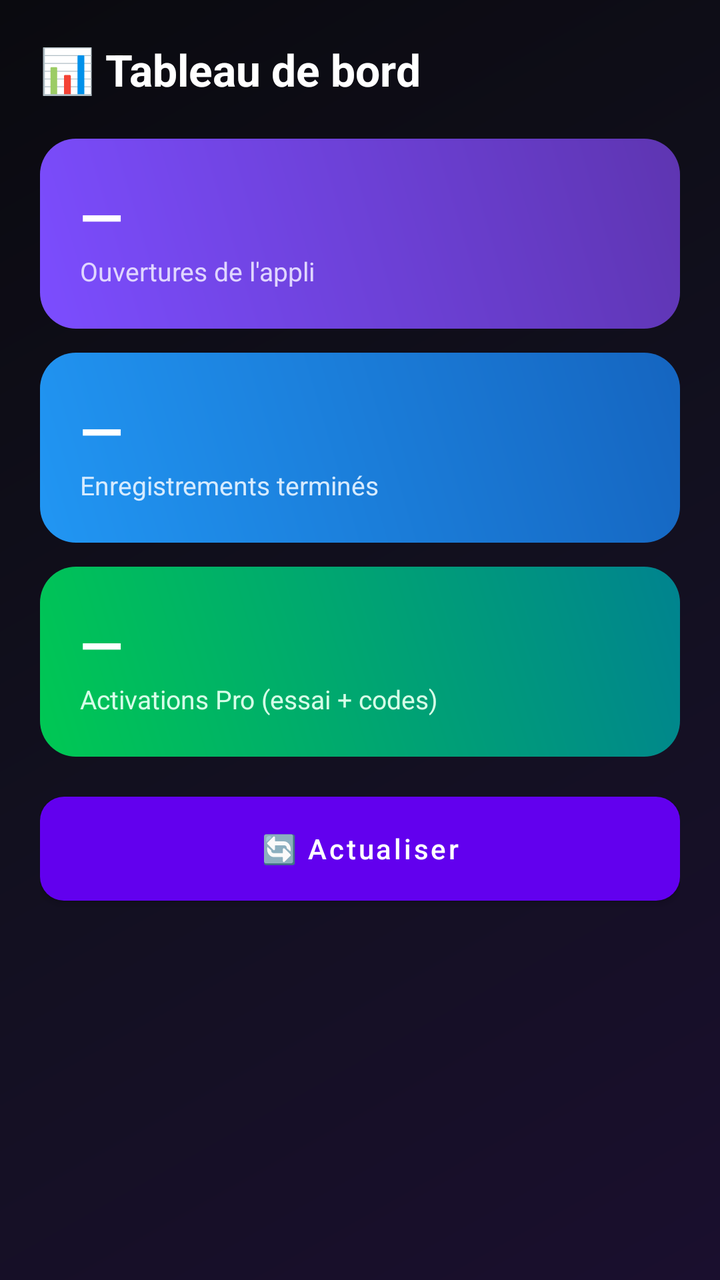
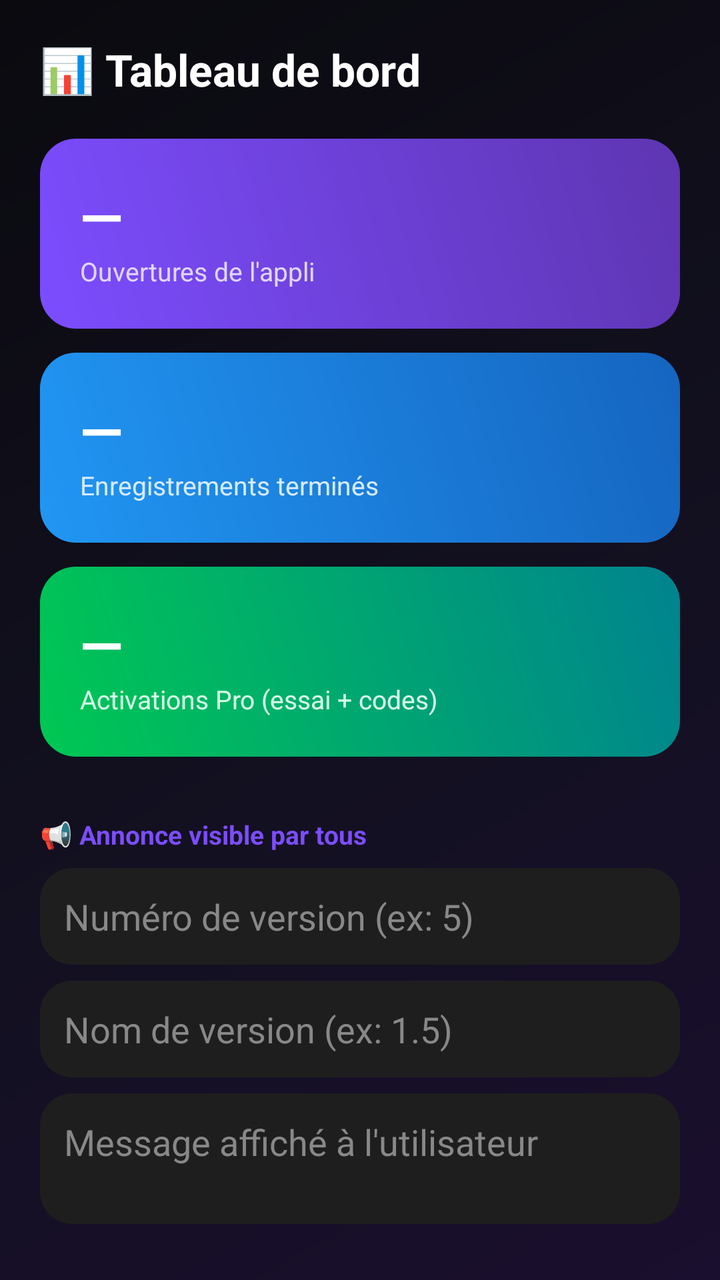

Screens rendered from an Android XML layout before and after an edit, with the pre-edit source and the edit as a unified diff.
<!-- AndroidManifest.xml: application theme Theme.ScreenRecorder -->
<!-- res/layout/activity_admin_dashboard.xml -->
<?xml version="1.0" encoding="utf-8"?>
<LinearLayout xmlns:android="http://schemas.android.com/apk/res/android"
    android:layout_width="match_parent"
    android:layout_height="match_parent"
    android:orientation="vertical"
    android:background="@drawable/bg_gradient_screen"
    android:padding="20dp">

    <TextView
        android:layout_width="wrap_content"
        android:layout_height="wrap_content"
        android:text="📊 Tableau de bord"
        android:textColor="#FFFFFF"
        android:textSize="22sp"
        android:textStyle="bold"
        android:layout_marginBottom="20dp" />

    <LinearLayout
        android:layout_width="match_parent"
        android:layout_height="wrap_content"
        android:orientation="vertical"
        android:background="@drawable/bg_stat_purple"
        android:padding="20dp"
        android:layout_marginBottom="12dp">

        <TextView
            android:id="@+id/opensValue"
            android:layout_width="wrap_content"
            android:layout_height="wrap_content"
            android:text="—"
            android:textColor="#FFFFFF"
            android:textSize="28sp"
            android:textStyle="bold" />

        <TextView
            android:layout_width="wrap_content"
            android:layout_height="wrap_content"
            android:text="Ouvertures de l'appli"
            android:textColor="#E0D6FF"
            android:textSize="13sp" />
    </LinearLayout>

    <LinearLayout
        android:layout_width="match_parent"
        android:layout_height="wrap_content"
        android:orientation="vertical"
        android:background="@drawable/bg_stat_blue"
        android:padding="20dp"
        android:layout_marginBottom="12dp">

        <TextView
            android:id="@+id/recordingsValue"
            android:layout_width="wrap_content"
            android:layout_height="wrap_content"
            android:text="—"
            android:textColor="#FFFFFF"
            android:textSize="28sp"
            android:textStyle="bold" />

        <TextView
            android:layout_width="wrap_content"
            android:layout_height="wrap_content"
            android:text="Enregistrements terminés"
            android:textColor="#D6EBFF"
            android:textSize="13sp" />
    </LinearLayout>

    <LinearLayout
        android:layout_width="match_parent"
        android:layout_height="wrap_content"
        android:orientation="vertical"
        android:background="@drawable/bg_stat_green"
        android:padding="20dp"
        android:layout_marginBottom="20dp">

        <TextView
            android:id="@+id/proValue"
            android:layout_width="wrap_content"
            android:layout_height="wrap_content"
            android:text="—"
            android:textColor="#FFFFFF"
            android:textSize="28sp"
            android:textStyle="bold" />

        <TextView
            android:layout_width="wrap_content"
            android:layout_height="wrap_content"
            android:text="Activations Pro (essai + codes)"
            android:textColor="#D6FFE8"
            android:textSize="13sp" />
    </LinearLayout>

    <Button
        android:id="@+id/refreshButton"
        android:layout_width="match_parent"
        android:layout_height="52dp"
        android:background="@drawable/bg_button_primary"
        android:textColor="#FFFFFF"
        android:textAllCaps="false"
        android:text="🔄 Actualiser" />

    <ProgressBar
        android:id="@+id/dashboardProgress"
        android:layout_width="wrap_content"
        android:layout_height="wrap_content"
        android:layout_gravity="center"
        android:layout_marginTop="20dp"
        android:visibility="gone" />

</LinearLayout>
<!-- resources referenced by this layout -->
<resources>
  <!-- drawable bg_button_primary (drawable) -->
  <?xml version="1.0" encoding="utf-8"?>
  <shape xmlns:android="http://schemas.android.com/apk/res/android" android:shape="rectangle">
      <solid android:color="#7C4DFF" />
      <corners android:radius="12dp" />
  </shape>
  <!-- drawable bg_gradient_screen (drawable) -->
  <?xml version="1.0" encoding="utf-8"?>
  <shape xmlns:android="http://schemas.android.com/apk/res/android" android:shape="rectangle">
      <gradient
          android:type="linear"
          android:angle="135"
          android:startColor="#1A0F2E"
          android:centerColor="#12101F"
          android:endColor="#0A0A0F" />
  </shape>
  <!-- drawable bg_stat_blue (drawable) -->
  <?xml version="1.0" encoding="utf-8"?>
  <shape xmlns:android="http://schemas.android.com/apk/res/android" android:shape="rectangle">
      <gradient android:type="linear" android:angle="45" android:startColor="#2196F3" android:endColor="#1565C0" />
      <corners android:radius="18dp" />
  </shape>
  <!-- drawable bg_stat_green (drawable) -->
  <?xml version="1.0" encoding="utf-8"?>
  <shape xmlns:android="http://schemas.android.com/apk/res/android" android:shape="rectangle">
      <gradient android:type="linear" android:angle="45" android:startColor="#00C853" android:endColor="#00838F" />
      <corners android:radius="18dp" />
  </shape>
  <!-- drawable bg_stat_purple (drawable) -->
  <?xml version="1.0" encoding="utf-8"?>
  <shape xmlns:android="http://schemas.android.com/apk/res/android" android:shape="rectangle">
      <gradient android:type="linear" android:angle="45" android:startColor="#7C4DFF" android:endColor="#5E35B1" />
      <corners android:radius="18dp" />
  </shape>
  <style name="Theme.ScreenRecorder" parent="Theme.MaterialComponents.DayNight.NoActionBar" />
</resources>

<!-- the commit's change to res/layout/activity_admin_dashboard.xml (unified diff, before → after) -->
@@ -90,6 +90,72 @@
             android:textSize="13sp" />
     </LinearLayout>
 
+<TextView
+        android:layout_width="wrap_content"
+        android:layout_height="wrap_content"
+        android:text="📢 Annonce visible par tous"
+        android:textColor="#7C4DFF"
+        android:textSize="13sp"
+        android:textStyle="bold"
+        android:layout_marginTop="10dp"
+        android:layout_marginBottom="8dp" />
+
+    <EditText
+        android:id="@+id/announcementVersionCodeInput"
+        android:layout_width="match_parent"
+        android:layout_height="wrap_content"
+        android:hint="Numéro de version (ex: 5)"
+        android:inputType="number"
+        android:textColor="#FFFFFF"
+        android:textColorHint="#888888"
+        android:background="@drawable/bg_card"
+        android:padding="12dp"
+        android:layout_marginBottom="8dp" />
+
+    <EditText
+        android:id="@+id/announcementVersionNameInput"
+        android:layout_width="match_parent"
+        android:layout_height="wrap_content"
+        android:hint="Nom de version (ex: 1.5)"
+        android:textColor="#FFFFFF"
+        android:textColorHint="#888888"
+        android:background="@drawable/bg_card"
+        android:padding="12dp"
+        android:layout_marginBottom="8dp" />
+
+    <EditText
+        android:id="@+id/announcementMessageInput"
+        android:layout_width="match_parent"
+        android:layout_height="wrap_content"
+        android:hint="Message affiché à l'utilisateur"
+        android:minLines="3"
+        android:gravity="top"
+        android:textColor="#FFFFFF"
+        android:textColorHint="#888888"
+        android:background="@drawable/bg_card"
+        android:padding="12dp"
+        android:layout_marginBottom="8dp" />
+
+    <EditText
+        android:id="@+id/announcementUrlInput"
+        android:layout_width="match_parent"
+        android:layout_height="wrap_content"
+        android:hint="Lien de téléchargement"
+        android:textColor="#FFFFFF"
+        android:textColorHint="#888888"
+        android:background="@drawable/bg_card"
+        android:padding="12dp"
+        android:layout_marginBottom="10dp" />
+
+    <Button
+        android:id="@+id/publishAnnouncementButton"
+        android:layout_width="match_parent"
+        android:layout_height="50dp"
+        android:background="@drawable/bg_stat_pink"
+        android:textColor="#FFFFFF"
+        android:textAllCaps="false"
+        android:text="📢 Publier l'annonce" />
+
     <Button
         android:id="@+id/refreshButton"
         android:layout_width="match_parent"
<!-- resource entries referenced after the edit -->
@@ -5,6 +5,12 @@
   <shape xmlns:android="http://schemas.android.com/apk/res/android" android:shape="rectangle">
       <solid android:color="#7C4DFF" />
       <corners android:radius="12dp" />
+  </shape>
+  <!-- drawable bg_card (drawable) -->
+  <?xml version="1.0" encoding="utf-8"?>
+  <shape xmlns:android="http://schemas.android.com/apk/res/android" android:shape="rectangle">
+      <solid android:color="#1E1E1E" />
+      <corners android:radius="16dp" />
   </shape>
   <!-- drawable bg_gradient_screen (drawable) -->
   <?xml version="1.0" encoding="utf-8"?>
@@ -28,6 +34,12 @@
       <gradient android:type="linear" android:angle="45" android:startColor="#00C853" android:endColor="#00838F" />
       <corners android:radius="18dp" />
   </shape>
+  <!-- drawable bg_stat_pink (drawable) -->
+  <?xml version="1.0" encoding="utf-8"?>
+  <shape xmlns:android="http://schemas.android.com/apk/res/android" android:shape="rectangle">
+      <gradient android:type="linear" android:angle="45" android:startColor="#EC407A" android:endColor="#AD1457"/>
+      <corners android:radius="18dp"/>
+  </shape>
   <!-- drawable bg_stat_purple (drawable) -->
   <?xml version="1.0" encoding="utf-8"?>
   <shape xmlns:android="http://schemas.android.com/apk/res/android" android:shape="rectangle">
